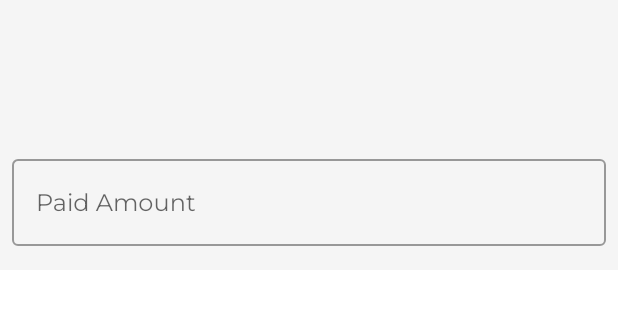
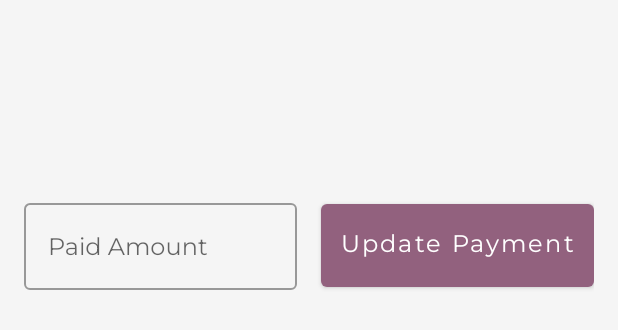
Before and after one commit to pTidke/ExpensesRecordApp, an Android app: the layout bottom_dailog.xml on its own in the app's theme, with its tools: preview values and no code run, on a phone screen of 412 x 824 dp. Shown: the top 330 px of the screen. Run offline under Robolectric (Android 15) with nearby library versions, the phone set to English and light mode, and no system bars.

Commit message:
payment display added

```diff
--- a/app/src/main/res/layout/bottom_dailog.xml
+++ b/app/src/main/res/layout/bottom_dailog.xml
@@ -39,12 +39,31 @@
             android:inputType="textNoSuggestions"
             android:textSize="20sp" />
 
+        <TextView
+            android:id="@+id/paidTotal"
+            android:layout_width="wrap_content"
+            android:layout_height="wrap_content"
+            android:layout_below="@+id/grandTotal1"
+            android:layout_marginStart="@dimen/dimen_common_small"
+            android:layout_marginTop="@dimen/dimen_common_small"
+            android:textColor="@color/colorPrimary"
+            android:inputType="textNoSuggestions"
+            android:textSize="20sp" />
+
+        <LinearLayout
+            android:layout_width="match_parent"
+            android:layout_height="wrap_content"
+            android:layout_below="@id/paidTotal"
+            android:orientation="horizontal"
+            android:layout_margin="@dimen/dimen_common_small"
+            android:weightSum="2">
+
             <com.google.android.material.textfield.TextInputLayout
                 style="@style/Widget.MaterialComponents.TextInputLayout.OutlinedBox"
                 android:layout_width="match_parent"
                 android:layout_height="match_parent"
-            android:layout_marginTop="@dimen/dimen_common"
-            android:layout_below="@id/grandTotal1"
+                android:layout_marginBottom="@dimen/dimen_common_very_small"
+                android:layout_marginEnd="@dimen/dimen_common_small"
                 android:layout_weight="1">
 
                 <com.google.android.material.textfield.TextInputEditText
@@ -53,12 +72,26 @@
                     android:layout_height="wrap_content"
                     android:hint="Paid Amount"
                     android:inputType="numberDecimal"
-                android:lines="1"
-                android:maxLength="20"
-                android:maxLines="1"
-                android:minLines="1"
-                android:singleLine="true" />
+                    android:maxLength="20" />
             </com.google.android.material.textfield.TextInputLayout>
+
+            <com.google.android.material.button.MaterialButton
+                android:id="@+id/addPayment"
+                android:layout_width="match_parent"
+                android:layout_height="match_parent"
+                android:layout_marginStart="8dp"
+                android:layout_weight="1"
+                android:clickable="true"
+                android:gravity="center"
+                android:paddingStart="4dp"
+                android:paddingEnd="4dp"
+                android:text="Update Payment"
+                android:textAllCaps="false"
+                android:textColor="@color/white"
+                android:textSize="16sp" />
+
+        </LinearLayout>
+
 
     </RelativeLayout>
 
```
Also changed, not shown: app/src/main/java/com/example/expensesrecordapp/ThirdFrag.java (+37 -0 lines). Lines whose indentation alone changed are shown as unchanged.
